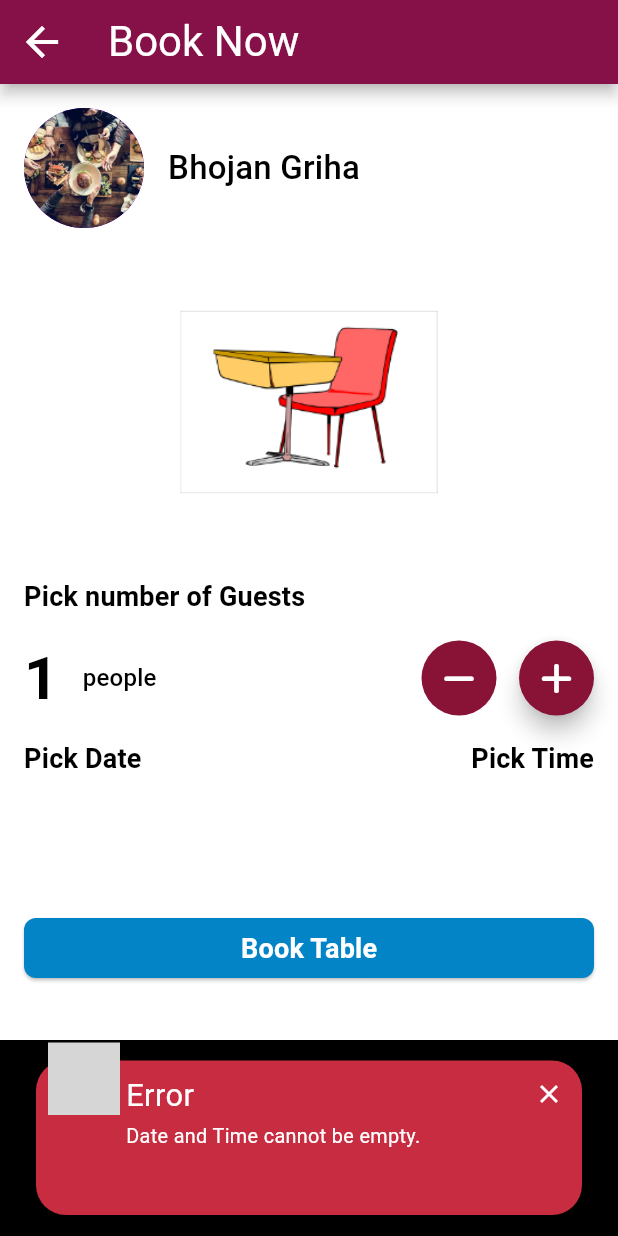
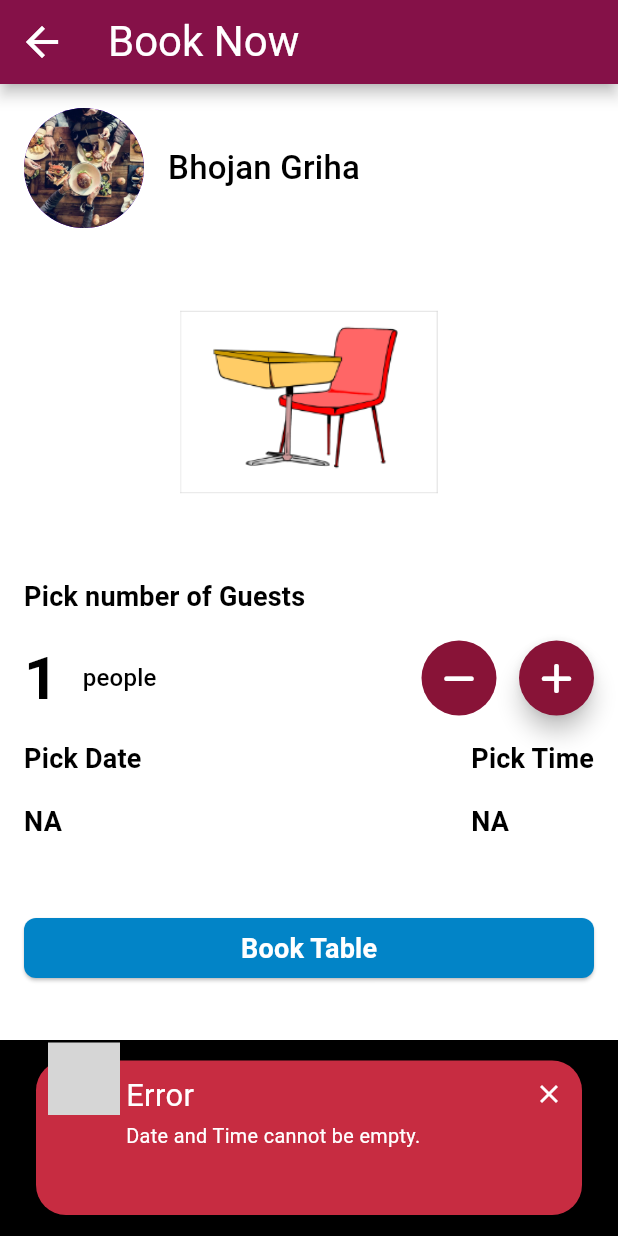
Before and after one commit to sanjiv576/UI-UX_Table_Booking, a Flutter app: the ReservationView screen opened directly with sample values from the repository, after a tap on "Book Table", on a phone screen of 412 x 824 dp. Run offline on Flutter 3.47's test engine with Material 3 defaults, Android fonts, the phone set to English and light mode, and no system bars; drawn by our look-alikes of awesome_snackbar_content; our stand-ins replace dartz, flutter_local_notifications, flutter_riverpod, fluttertoast, font_awesome_flutter, image_picker and 5 more; missing offline and left inert: flutter_phone_direct_caller, super_tooltip; accounts and stored records are empty; grey boxes are pictures that could not be loaded.

Commit message:
update for enhancing user experience and complete it

```diff
--- a/lib/views/nav_bar/booking_history_view.dart
+++ b/lib/views/nav_bar/booking_history_view.dart
@@ -101,7 +101,7 @@ class _BookingHistoryViewState extends ConsumerState<BookingHistoryView> {
             Row(
               children: [
                 const Icon(
-                  Icons.calendar_month,
+                  FontAwesomeIcons.calendarAlt,
                   color: Colors.black,
                 ),
                 horizontalGap,
@@ -117,7 +117,7 @@ class _BookingHistoryViewState extends ConsumerState<BookingHistoryView> {
             verticalGap,
             Row(
               children: [
-                const Icon(FontAwesomeIcons.clock, color: Colors.black),
+                const Icon(FontAwesomeIcons.solidClock, color: Colors.black),
                 horizontalGap,
                 Text(
                   singleReservation.pickTime,
@@ -132,7 +132,7 @@ class _BookingHistoryViewState extends ConsumerState<BookingHistoryView> {
             Row(
               children: [
                 const Icon(
-                  FontAwesomeIcons.userCircle,
+                  FontAwesomeIcons.solidUserCircle,
                   color: Colors.black,
                 ),
                 horizontalGap,
--- a/lib/views/reservation/reservation_view.dart
+++ b/lib/views/reservation/reservation_view.dart
@@ -2,6 +2,7 @@ import 'package:awesome_snackbar_content/awesome_snackbar_content.dart';
 import 'package:flutter/material.dart';
 import 'package:flutter_riverpod/flutter_riverpod.dart';
 import 'package:font_awesome_flutter/font_awesome_flutter.dart';
+import 'package:rflutter_alert/rflutter_alert.dart';
 
 import '../../common/widgets/elevated_button_widget.dart';
 import '../../common/widgets/snackbar_message_widget.dart';
@@ -56,6 +57,26 @@ class _ReservationViewState extends ConsumerState<ReservationView> {
       return;
     }
 
+    Alert(
+      context: context,
+      type: AlertType.info,
+      style: AlertStyle(
+        isCloseButton: false,
+        descStyle: Theme.of(context)
+            .textTheme
+            .bodyMedium!
+            .copyWith(color: Colors.white),
+        titleStyle: Theme.of(context)
+            .textTheme
+            .headlineMedium!
+            .copyWith(color: Colors.white),
+      ),
+      title: "Information",
+      desc:
+          "Are you sure want to reserve the table for $dinerNum people on $selectedDate, at $selectedTime ?",
+      buttons: [
+        DialogButton(
+          onPressed: () {
             User.reserveTable(
               restaurantName: _restaurantEntity!.name,
               restaurantPicture: _restaurantEntity!.picture,
@@ -73,7 +94,28 @@ class _ReservationViewState extends ConsumerState<ReservationView> {
               type: ContentType.success,
             );
 
-    Navigator.popAndPushNamed(context, AppRoutes.reservationSuccessRoute);
+            Navigator.popAndPushNamed(
+                context, AppRoutes.reservationSuccessRoute);
+          },
+          color: const Color.fromRGBO(0, 179, 134, 1.0),
+          child: const Text(
+            "Yes",
+            style: TextStyle(color: Colors.white, fontSize: 20),
+          ),
+        ),
+        DialogButton(
+          onPressed: () => Navigator.pop(context),
+          gradient: const LinearGradient(colors: [
+            Color.fromRGBO(116, 116, 191, 1.0),
+            Color.fromRGBO(52, 138, 199, 1.0)
+          ]),
+          child: const Text(
+            "Cancel",
+            style: TextStyle(color: Colors.white, fontSize: 20),
+          ),
+        )
+      ],
+    ).show();
   }
 
   void _getDatePicker() {
@@ -214,20 +256,26 @@ class _ReservationViewState extends ConsumerState<ReservationView> {
 
               Row(
                 children: [
-                  CustomDateTimePickerWidget(
+                  GestureDetector(
+                    onTap: _getDatePicker,
+                    child: CustomDateTimePickerWidget(
                       // gap: gap,
                       gap: const SizedBox(height: 15),
                       onTap: _getDatePicker,
                       textTitle: 'Pick Date',
                       dateTimeValue: selectedDate,
                     ),
+                  ),
                   const Spacer(),
-                  CustomDateTimePickerWidget(
+                  GestureDetector(
+                    onTap: _getTimePicker,
+                    child: CustomDateTimePickerWidget(
                       // gap: gap,
                       gap: const SizedBox(height: 15),
                       onTap: _getTimePicker,
                       textTitle: 'Pick Time',
                       dateTimeValue: selectedTime,
+                    ),
                   ),
                 ],
               ),
--- a/lib/views/reservation/widgets/custom_date_picker_widget.dart
+++ b/lib/views/reservation/widgets/custom_date_picker_widget.dart
@@ -40,7 +40,7 @@ class CustomDateTimePickerWidget extends StatelessWidget {
               ),
               gap,
               Text(
-                _dateTimeValue.toString(),
+                _dateTimeValue.isEmpty ? 'NA' : _dateTimeValue.toString(),
                 textAlign: TextAlign.center,
                 style: Theme.of(context).textTheme.titleMedium,
 
--- a/lib/views/restaurants/single_restaurant_view.dart
+++ b/lib/views/restaurants/single_restaurant_view.dart
@@ -251,7 +251,7 @@ class _RestaurantViewState extends ConsumerState<RestaurantView> {
                           _reviewSubmit();
                         },
                         icon: Icon(
-                          FontAwesomeIcons.telegram,
+                          Icons.send,
                           color: isDark ? Colors.white : Colors.blue,
                         )),
                     hintStyle: Theme.of(context).textTheme.titleSmall,
--- a/lib/views/splash_view.dart
+++ b/lib/views/splash_view.dart
@@ -18,7 +18,7 @@ class _SplashViewState extends ConsumerState<SplashView> {
   @override
   void initState() {
     Timer(const Duration(seconds: 3), () {
-      Navigator.pushNamed(context, AppRoutes.loginRoute);
+      Navigator.pushNamed(context, AppRoutes.firstIntroRoute);
     });
     super.initState();
   }
```
Also changed, not shown: lib/views/nav_bar/profile_view.dart (+28 -8 lines). Lines whose indentation alone changed are shown as unchanged.
